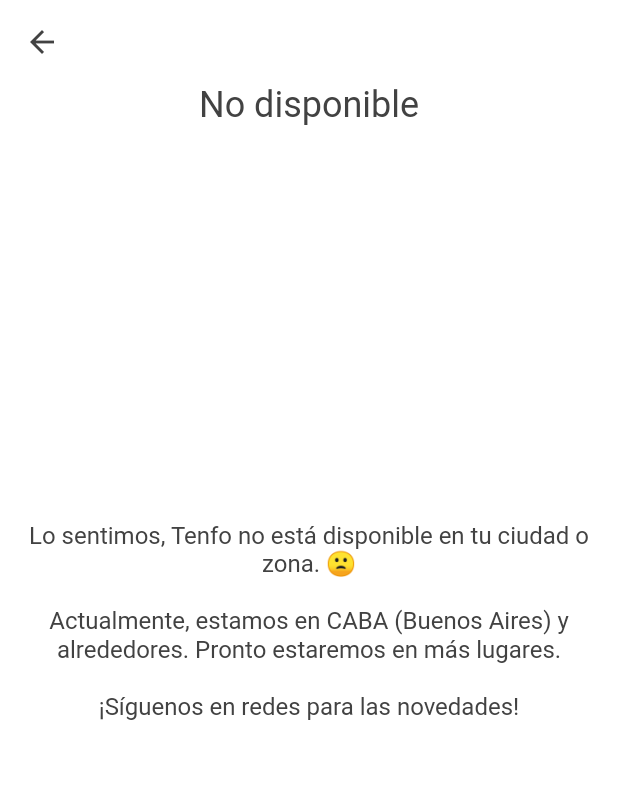
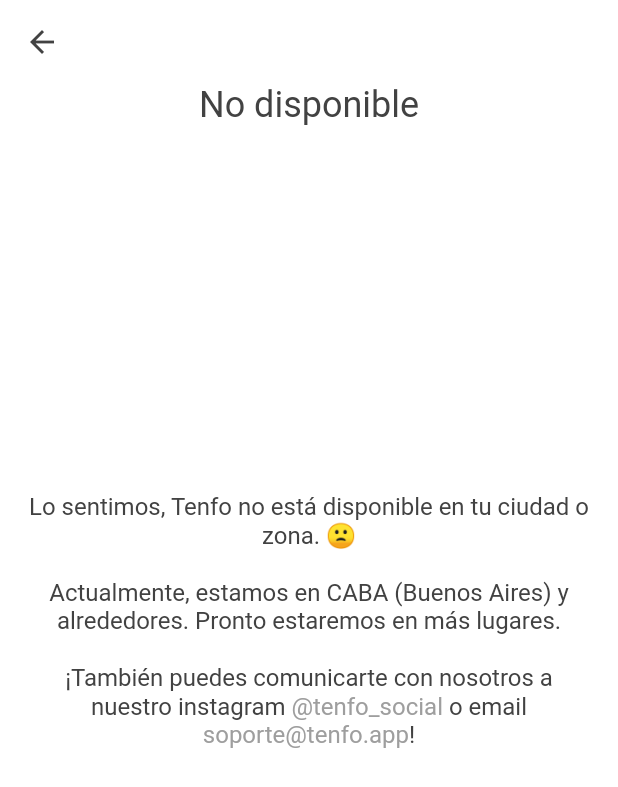
Before and after one commit to danilomayhua/nuevo_proyecto_uno_flutter, a Flutter app: the SignupNotAvailablePage screen opened directly, on a phone screen of 412 x 824 dp. Shown: the top 787 px of the screen. Run offline on Flutter 3.47's test engine with Material 2 defaults, Android fonts, the phone set to English and light mode, and no system bars; our stand-ins replace badges, cached_network_image, firebase_core, firebase_messaging, flutter_contacts, flutter_local_notifications and 10 more; accounts and stored records are empty; generated files the repository leaves out were written again.

Commit message:
Elimina Agregar Amigos del Registro. Cambia texto en registro no disponible. Cambios diseño en Crear Actividad.
- Elimina pantalla "Agregar amigos" del proceso de registro. Pasa directamente de Agregar Foto a Tutorial.
- Quita lista de contactos en Crear Actividad. Mejora tamaño de lista de amigos para añadir cocreadores.
- Cambia texto y tamaño de boton compartir en Agregar Amigos.
- Cambia texto en buscador de universidades de Registro.
- Cambia texto cuando no está disponible ubicación o universidad en Registro (agrega instagram y email de contacto).

```diff
--- a/lib/screens/contactos_sugerencias/contactos_sugerencias_page.dart
+++ b/lib/screens/contactos_sugerencias/contactos_sugerencias_page.dart
@@ -70,7 +70,6 @@ class _ContactosSugerenciasPageState extends State<ContactosSugerenciasPage> {
           padding: const EdgeInsets.symmetric(horizontal: 16,),
           child: Container(
             constraints: const BoxConstraints(minWidth: 120, minHeight: 40,),
-            width: double.infinity,
             child: ElevatedButton.icon(
               onPressed: (){
                 // Envia historial del usuario
@@ -79,7 +78,7 @@ class _ContactosSugerenciasPageState extends State<ContactosSugerenciasPage> {
                 ShareUtils.shareProfileWhatsapp();
               },
               icon: const Icon(CupertinoIcons.share),
-              label: const Text("Compartir a grupo de compañeros"),
+              label: const Text("Compartir a amigos"),
               style: ElevatedButton.styleFrom(
                 shape: const StadiumBorder(),
               ).copyWith(elevation: ButtonStyleButton.allOrNull(0.0),),
--- a/lib/screens/signup/views/signup_not_available_page.dart
+++ b/lib/screens/signup/views/signup_not_available_page.dart
@@ -1,5 +1,7 @@
+import 'package:flutter/gestures.dart';
 import 'package:flutter/material.dart';
 import 'package:tenfo/utilities/constants.dart' as constants;
+import 'package:url_launcher/url_launcher.dart';
 
 class SignupNotAvailablePage extends StatefulWidget {
   const SignupNotAvailablePage({Key? key, required this.isUniversidadNoDisponible}) : super(key: key);
@@ -12,23 +14,9 @@ class SignupNotAvailablePage extends StatefulWidget {
 
 class _SignupNotAvailablePageState extends State<SignupNotAvailablePage> {
 
-
-  String _mensajeNoDisponible = "";
-
   @override
   void initState() {
     super.initState();
-
-    if(widget.isUniversidadNoDisponible){
-      _mensajeNoDisponible = "Lo sentimos, Tenfo no está disponible en tu universidad. 🙁\n\n"
-          "Por ahora, solo está disponible en universidades de CABA (Buenos Aires) y alrededores.\n\nVerifica que el nombre esté escrito correctamente. "
-          "Tendremos en cuenta esta solicitud y pronto llegaremos a más lugares.\n\n"
-          "¡Síguenos en redes para las novedades!";
-    } else {
-      _mensajeNoDisponible = "Lo sentimos, Tenfo no está disponible en tu ciudad o zona. 🙁\n\n"
-          "Actualmente, estamos en CABA (Buenos Aires) y alrededores. Pronto estaremos en más lugares.\n\n"
-          "¡Síguenos en redes para las novedades!";
-    }
   }
 
   @override
@@ -52,9 +40,58 @@ class _SignupNotAvailablePageState extends State<SignupNotAvailablePage> {
 
                 const SizedBox(height: 24,),
 
-                Text(_mensajeNoDisponible,
-                  style: const TextStyle(color: constants.blackGeneral, fontSize: 16,),
+                RichText(
                   textAlign: TextAlign.center,
+                  text: TextSpan(
+                    style: const TextStyle(color: constants.blackGeneral, fontSize: 16,),
+                    text: widget.isUniversidadNoDisponible
+                        ? "Lo sentimos, Tenfo no está disponible en tu universidad. 🙁\n\n"
+                        "Por ahora, solo está disponible en universidades de CABA (Buenos Aires) y alrededores.\n\n"
+                        "Verifica que el nombre esté escrito correctamente. Tendremos en cuenta esta solicitud y pronto llegaremos a más lugares.\n\n"
+
+                        : "Lo sentimos, Tenfo no está disponible en tu ciudad o zona. 🙁\n\n"
+                        "Actualmente, estamos en CABA (Buenos Aires) y alrededores. Pronto estaremos en más lugares.\n\n",
+
+                    children: [
+                      const TextSpan(
+                        text: "¡También puedes comunicarte con nosotros a nuestro instagram ",
+                      ),
+                      TextSpan(
+                        text: "@tenfo_social",
+                        style: const TextStyle(color: constants.grey,),
+                        recognizer: TapGestureRecognizer()..onTap = () async {
+                          String urlString = "https://www.instagram.com/tenfo_social";
+                          Uri url = Uri.parse(urlString);
+
+                          try {
+                            await launchUrl(url, mode: LaunchMode.externalApplication,);
+                          } catch (e){
+                            throw 'Could not launch $urlString';
+                          }
+                        },
+                      ),
+                      const TextSpan(
+                        text: " o email ",
+                      ),
+                      TextSpan(
+                        text: "soporte@tenfo.app",
+                        style: const TextStyle(color: constants.grey,),
+                        recognizer: TapGestureRecognizer()..onTap = () async {
+                          String urlString = "mailto:soporte@tenfo.app?subject=Consultas sobre crear cuenta en Tenfo";
+                          Uri url = Uri.parse(urlString);
+
+                          try {
+                            await launchUrl(url, mode: LaunchMode.externalApplication,);
+                          } catch (e){
+                            throw 'Could not launch $urlString';
+                          }
+                        },
+                      ),
+                      const TextSpan(
+                        text: "!",
+                      ),
+                    ],
+                  ),
                 ),
 
                 const SizedBox(height: 24,),
--- a/lib/screens/signup/views/signup_picture_page.dart
+++ b/lib/screens/signup/views/signup_picture_page.dart
@@ -10,6 +10,7 @@ import 'package:tenfo/models/signup_permisos_estado.dart';
 import 'package:tenfo/models/usuario_sesion.dart';
 import 'package:tenfo/screens/principal/principal_page.dart';
 import 'package:tenfo/screens/signup/views/signup_friends_page.dart';
+import 'package:tenfo/screens/signup/views/signup_tutorial_page.dart';
 import 'package:tenfo/services/http_service.dart';
 import 'package:tenfo/utilities/constants.dart' as constants;
 import 'package:tenfo/utilities/historial_usuario.dart';
@@ -253,7 +254,7 @@ class _SignupPicturePageState extends State<SignupPicturePage> {
   void _continuarRegistro(){
 
     Navigator.pushAndRemoveUntil(context, MaterialPageRoute(
-        builder: (context) => const SignupFriendsPage()
+        builder: (context) => const SignupTutorialPage()
     ), (root) => false);
 
     /*if(widget.isFromSignup){
--- a/lib/screens/signup/views/signup_university_page.dart
+++ b/lib/screens/signup/views/signup_university_page.dart
@@ -65,7 +65,7 @@ class _SignupUniversityPageState extends State<SignupUniversityPage> {
               child: TextField(
                 decoration: const InputDecoration(
                   isDense: true,
-                  hintText: "Buscar...",
+                  hintText: "Buscar más...",
                   counterText: '',
                   border: OutlineInputBorder(),
                   focusedBorder: OutlineInputBorder(borderSide: BorderSide(color: Colors.grey)),
--- a/pubspec.yaml
+++ b/pubspec.yaml
@@ -15,7 +15,7 @@ publish_to: 'none' # Remove this line if you wish to publish to pub.dev
 # In iOS, build-name is used as CFBundleShortVersionString while build-number used as CFBundleVersion.
 # Read more about iOS versioning at
 # https://developer.apple.com/library/archive/documentation/General/Reference/InfoPlistKeyReference/Articles/CoreFoundationKeys.html
-version: 1.0.54+61
+version: 1.0.55+62
 
 environment:
   sdk: ">=2.16.0 <3.0.0"
```
Also changed, not shown: lib/screens/crear_actividad/crear_actividad_page.dart (+16 -4 lines).
